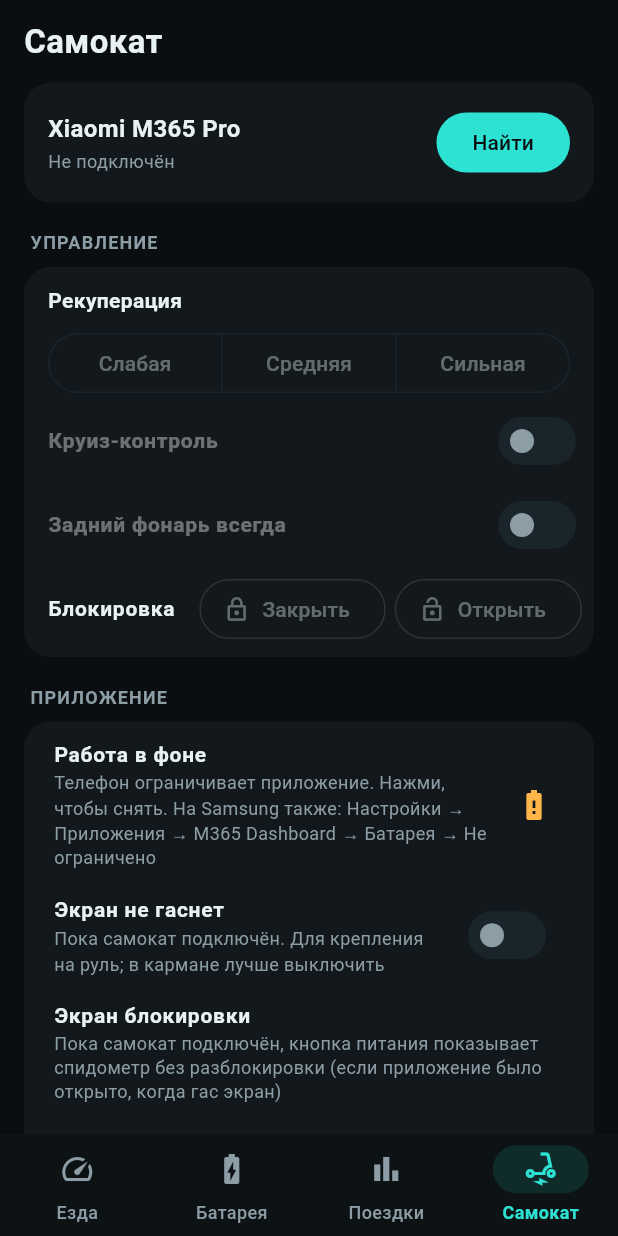
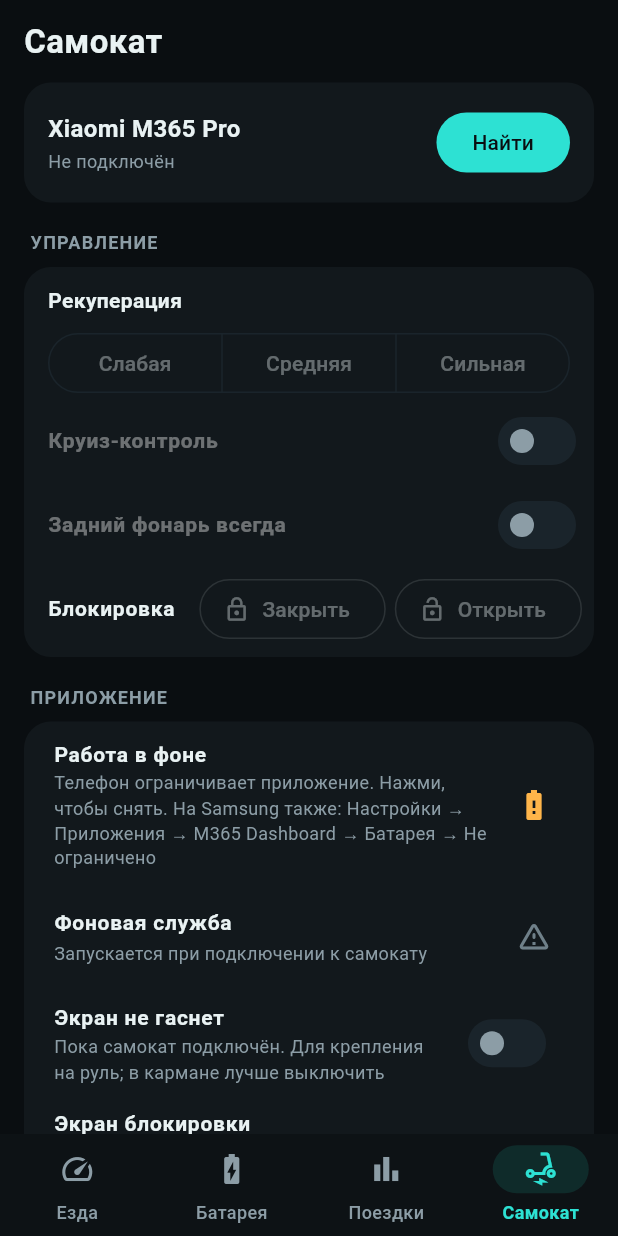
Before and after one commit to GaifD/m365-dashboard, a Flutter app: the screen it shows after launch, item 4 of the bottom bar chosen, on a phone screen of 412 x 824 dp. Run offline on Flutter 3.47's test engine with Material 3 defaults, Android fonts, the phone set to English and light mode, and no system bars; our stand-ins replace flutter_blue_plus, permission_handler, shared_preferences, wakelock_plus; missing offline and left inert: pointycastle.

Commit message:
v0.3.1: диагностика фоновой службы, заметное уведомление
Co-Authored-By: Claude Opus 5.5 <noreply@anthropic.com>
Claude-Session: https://claude.ai/code/session_013p4qR7eynQKbTNECqjNsfE

```diff
--- a/lib/main.dart
+++ b/lib/main.dart
@@ -62,6 +62,7 @@ class _HomeShellState extends State<HomeShell> with WidgetsBindingObserver {
   void didChangeAppLifecycleState(AppLifecycleState state) {
     if (state == AppLifecycleState.resumed) {
       ScooterService.instance.refreshBatteryOptimization();
+      ScooterService.instance.refreshServiceStatus();
       _onBrain();
     }
   }
--- a/lib/ui/scooter_screen.dart
+++ b/lib/ui/scooter_screen.dart
@@ -195,6 +195,22 @@ class ScooterScreen extends StatelessWidget {
                       ),
                       onTap: s.batteryOptimizationOff ? s.refreshBatteryOptimization : s.requestBatteryOptimizationOff,
                     ),
+                    ListTile(
+                      title: const Text('Фоновая служба', style: TextStyle(fontSize: 14, fontWeight: FontWeight.w600)),
+                      subtitle: Text(
+                        s.serviceRunning
+                            ? 'Работает — значок в шторке, запись идёт при выключенном экране'
+                            : connected
+                                ? 'Не запущена${s.serviceError != null ? ': ${s.serviceError}' : ''}. Нажми, чтобы запустить'
+                                : 'Запускается при подключении к самокату',
+                        style: const TextStyle(fontSize: 12, color: C.muted, height: 1.35),
+                      ),
+                      trailing: Icon(
+                        s.serviceRunning ? Icons.check : Icons.warning_amber_rounded,
+                        color: s.serviceRunning ? C.accent : (connected ? C.amber : C.faint),
+                      ),
+                      onTap: connected ? s.startBackgroundService : s.refreshServiceStatus,
+                    ),
                     SwitchListTile(
                       title: const Text('Экран не гаснет', style: TextStyle(fontSize: 14, fontWeight: FontWeight.w600)),
                       subtitle: const Text('Пока самокат подключён. Для крепления на руль; в кармане лучше выключить',
@@ -240,7 +256,7 @@ class ScooterScreen extends StatelessWidget {
                 ),
               ),
               const SizedBox(height: 16),
-              const Center(child: Text('M365 Dashboard v0.3', style: TextStyle(fontSize: 11, color: C.faint))),
+              const Center(child: Text('M365 Dashboard v0.3.1', style: TextStyle(fontSize: 11, color: C.faint))),
             ],
           ),
         );
--- a/pubspec.yaml
+++ b/pubspec.yaml
@@ -1,7 +1,7 @@
 name: m365_dashboard
 description: Дашборд для Xiaomi M365 Pro — скорость, расход Вт·ч/км, запас хода, диагностика батареи.
 publish_to: 'none'
-version: 0.3.0+3
+version: 0.3.1+4
 
 environment:
   sdk: '>=3.3.0 <4.0.0'
```
Also changed, not shown: lib/ble/scooter.dart (+20 -1 lines), lib/platform/system.dart (+10 -0 lines).
